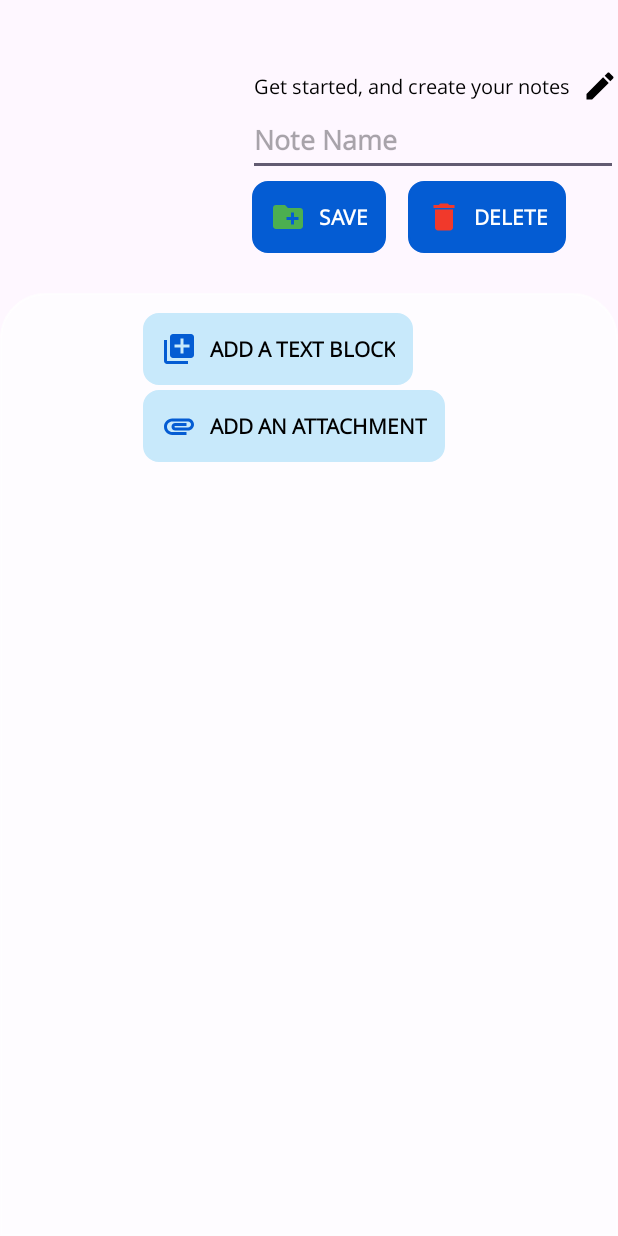
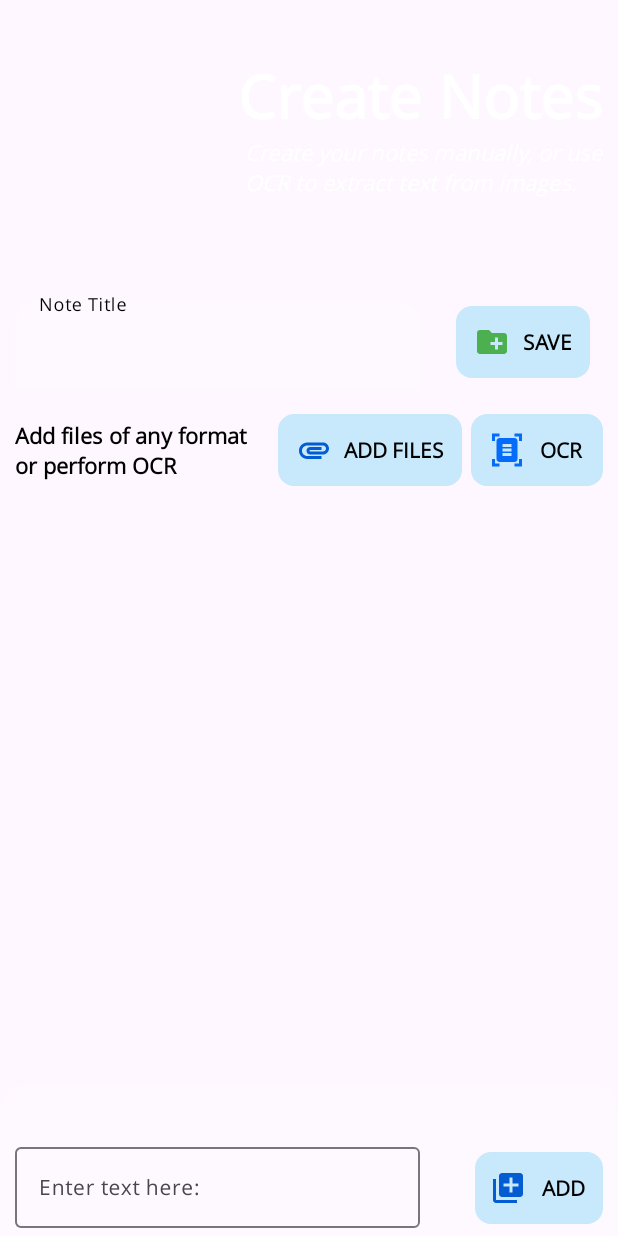
Before and after one commit to Dhruv16S/StudyMate, an Android app: the layout fragment_create_notes.xml on its own in the app's theme, with its tools: preview values and no code run, on a phone screen of 412 x 824 dp. Run offline under Robolectric (Android 15) with nearby library versions, the light colour scheme and no system bars.

Commit message:
Change UI V3.0

```diff
--- a/app/src/main/java/com/example/studymate/HomePage.kt
+++ b/app/src/main/java/com/example/studymate/HomePage.kt
@@ -5,6 +5,7 @@ import android.os.Bundle
 import android.widget.FrameLayout
 import android.widget.TextView
 import androidx.appcompat.app.AppCompatActivity
+import androidx.core.content.ContextCompat
 import androidx.fragment.app.FragmentManager
 import androidx.fragment.app.FragmentTransaction
 import com.ramotion.circlemenu.CircleMenuView
@@ -18,6 +19,8 @@ class HomePage : AppCompatActivity() {
     override fun onCreate(savedInstanceState: Bundle?) {
         super.onCreate(savedInstanceState)
         setContentView(R.layout.activity_home_page)
+
+        window.statusBarColor = ContextCompat.getColor(this, R.color.mid_blue)
 
         frame = findViewById(R.id.frame)
         menu = findViewById(R.id.circle_menu)
--- a/app/src/main/java/com/example/studymate/MainActivity.kt
+++ b/app/src/main/java/com/example/studymate/MainActivity.kt
@@ -15,6 +15,7 @@ import android.widget.EditText
 import android.widget.TextView
 import android.widget.Toast
 import androidx.appcompat.app.AppCompatActivity
+import androidx.core.content.ContextCompat
 import io.appwrite.Client
 import io.appwrite.services.Account
 import kotlinx.coroutines.Dispatchers
@@ -35,6 +36,8 @@ class MainActivity : AppCompatActivity() {
     var remember : Boolean = false
     override fun onCreate(savedInstanceState: Bundle?) {
         super.onCreate(savedInstanceState)
+
+        window.statusBarColor = ContextCompat.getColor(this, R.color.mid_blue)
         setContentView(R.layout.activity_main)
         textTagline = findViewById(R.id.textTagline)
         signUp = findViewById(R.id.signUpHere)
--- /dev/null
+++ b/app/src/main/res/drawable/ocr.xml
@@ -0,0 +1,5 @@
+<vector android:height="24dp" android:tint="@color/dark_blue"
+    android:viewportHeight="24" android:viewportWidth="24"
+    android:width="24dp" xmlns:android="http://schemas.android.com/apk/res/android">
+    <path android:fillColor="@color/dark_blue" android:pathData="M7,3H4v3H2V1h5V3zM22,6V1h-5v2h3v3H22zM7,21H4v-3H2v5h5V21zM20,18v3h-3v2h5v-5H20zM19,18c0,1.1 -0.9,2 -2,2H7c-1.1,0 -2,-0.9 -2,-2V6c0,-1.1 0.9,-2 2,-2h10c1.1,0 2,0.9 2,2V18zM15,8H9v2h6V8zM15,11H9v2h6V11zM15,14H9v2h6V14z"/>
+</vector>
--- a/app/src/main/res/drawable/rounded_layout.xml
+++ b/app/src/main/res/drawable/rounded_layout.xml
@@ -2,10 +2,10 @@
 <shape xmlns:android="http://schemas.android.com/apk/res/android"
     android:padding="16dp"
     android:shape="rectangle"
-    android:tint="#B3FFFFFF">
+    android:tint="#1AFFFFFF">
     <stroke
         android:width="1dp"
         android:color="@color/dark_blue" />
-    <corners android:topLeftRadius="30dp"
-        android:topRightRadius="30dp"/>
+    <corners android:topLeftRadius="15dp"
+        android:topRightRadius="15dp"/>
 </shape>
--- a/app/src/main/res/layout/activity_main.xml
+++ b/app/src/main/res/layout/activity_main.xml
@@ -89,7 +89,7 @@
         app:layout_constraintHorizontal_bias="0.221"
         app:layout_constraintStart_toStartOf="parent" />
 
-    <Button
+    <androidx.appcompat.widget.AppCompatButton
         android:id="@+id/login"
         android:layout_width="wrap_content"
         android:layout_height="wrap_content"
@@ -103,6 +103,7 @@
         app:layout_constraintBottom_toBottomOf="parent"
         app:layout_constraintEnd_toEndOf="parent"
         app:layout_constraintHorizontal_bias="0.173"
+        android:backgroundTint="@color/mid_blue"
         app:layout_constraintStart_toStartOf="parent"
         app:layout_constraintTop_toBottomOf="@+id/textInputLayoutPassword" />
 
@@ -120,6 +121,5 @@
         app:layout_constraintStart_toEndOf="@+id/login"
         app:layout_constraintTop_toBottomOf="@+id/textInputLayoutPassword"
         android:textColor="@color/black" />
-    <!-- Login Button -->
 
 </androidx.constraintlayout.widget.ConstraintLayout>
--- a/app/src/main/res/layout/activity_sign_up.xml
+++ b/app/src/main/res/layout/activity_sign_up.xml
@@ -96,7 +96,7 @@
         app:srcCompat="@drawable/studymate_logos_white"/>
 
 
-    <Button
+    <androidx.appcompat.widget.AppCompatButton
         android:id="@+id/signUp"
         android:layout_width="wrap_content"
         android:layout_height="wrap_content"
@@ -107,6 +107,7 @@
         android:text="SignUp"
         android:textColor="@color/white"
         android:textStyle="bold"
+        android:backgroundTint="@color/mid_blue"
         app:layout_constraintBottom_toBottomOf="parent"
         app:layout_constraintEnd_toEndOf="parent"
         app:layout_constraintHorizontal_bias="0.173"
--- a/app/src/main/res/layout/fragment_create_notes.xml
+++ b/app/src/main/res/layout/fragment_create_notes.xml
@@ -11,95 +11,101 @@
         android:layout_width="match_parent"
         android:layout_height="match_parent">
 
-        <ImageView
-            android:id="@+id/editImg"
-            android:layout_width="24dp"
-            android:layout_height="24dp"
-            android:layout_marginTop="45dp"
-            android:src="@drawable/baseline_edit"
+        <TextView
+            android:id="@+id/createNotes"
+            android:layout_width="wrap_content"
+            android:layout_height="wrap_content"
+            android:layout_marginTop="36dp"
+            android:layout_marginEnd="10dp"
+            android:fontFamily="@font/open_sans"
+            android:text="Create Notes"
+            android:textColor="@color/white"
+            android:textSize="40sp"
+            android:textStyle="bold"
             app:layout_constraintEnd_toEndOf="parent"
             app:layout_constraintTop_toTopOf="parent" />
-
-        <EditText
-            android:id="@+id/noteName"
-            android:layout_width="wrap_content"
-            android:layout_height="wrap_content"
-            android:ems="10"
-            android:fontFamily="@font/open_sans"
-            android:hint="Note Name"
-            android:inputType="text"
-            android:minHeight="48dp"
-            android:textAllCaps="true"
-            android:textColor="@color/black"
-            android:textSize="18sp"
-            android:textStyle="bold"
-            app:layout_constraintEnd_toEndOf="parent"
-            app:layout_constraintTop_toBottomOf="@+id/editImg" />
-
 
         <TextView
             android:layout_width="wrap_content"
             android:layout_height="wrap_content"
-            android:layout_marginTop="48dp"
-            android:layout_marginEnd="8dp"
+            android:layout_marginEnd="10dp"
             android:fontFamily="@font/open_sans"
-            android:text="Get started, and create your notes"
-            android:textColor="@color/black"
-            android:textSize="13sp"
-            app:layout_constraintEnd_toStartOf="@+id/editImg"
-            app:layout_constraintTop_toTopOf="parent" />
-
-        <androidx.appcompat.widget.AppCompatButton
-            android:id="@+id/saveNotes"
-            android:layout_width="wrap_content"
-            android:layout_height="wrap_content"
-            android:layout_marginStart="168dp"
-            android:layout_marginTop="3dp"
-            android:background="@drawable/button_template"
-            android:backgroundTint="@color/dark_blue_d1"
-            android:drawableLeft="@drawable/save_note"
-            android:drawablePadding="8dp"
-            android:fontFamily="@font/open_sans"
-            android:padding="12dp"
-            android:text="SAVE"
+            android:text="Create your notes manually, or use\nOCR to extract text from images."
             android:textColor="@color/white"
-            android:textStyle="bold"
-            app:layout_constraintStart_toStartOf="parent"
-            app:layout_constraintTop_toBottomOf="@+id/noteName" />
-
-        <androidx.appcompat.widget.AppCompatButton
-            android:id="@+id/deleteNote"
-            android:layout_width="wrap_content"
-            android:layout_height="wrap_content"
-            android:layout_marginStart="104dp"
-            android:layout_marginTop="3dp"
-            android:background="@drawable/button_template"
-            android:backgroundTint="@color/dark_blue_d1"
-            android:drawableLeft="@drawable/delete_note"
-            android:drawablePadding="8dp"
-            android:fontFamily="@font/open_sans"
-            android:padding="12dp"
-            android:text="DELETE"
-            android:textColor="@color/white"
-            android:textStyle="bold"
-            app:layout_constraintStart_toStartOf="@+id/saveNotes"
-            app:layout_constraintTop_toBottomOf="@+id/noteName" />
+            android:textSize="14.5sp"
+            android:textStyle="italic"
+            app:layout_constraintEnd_toEndOf="parent"
+            app:layout_constraintTop_toBottomOf="@+id/createNotes" />
 
         <androidx.constraintlayout.widget.ConstraintLayout
             android:layout_width="match_parent"
             android:layout_height="match_parent"
             android:layout_marginTop="195dp"
-            android:background="@drawable/rounded_layout"
+            android:layout_marginBottom="85dp"
+            android:visibility="visible"
+            app:layout_constraintBottom_toTopOf="@id/containsInputNoteFields"
             app:layout_constraintStart_toStartOf="parent"
             app:layout_constraintTop_toTopOf="parent">
+
+            <androidx.constraintlayout.widget.ConstraintLayout
+                android:id="@+id/noteNameLayout"
+                android:layout_width="match_parent"
+                android:layout_height="wrap_content"
+                app:layout_constraintStart_toStartOf="parent"
+                app:layout_constraintTop_toTopOf="parent"
+                android:paddingBottom="10dp">
+
+
+                <com.google.android.material.textfield.TextInputLayout
+                    android:id="@+id/textInputLayoutNoteName"
+                    android:layout_width="280dp"
+                    android:layout_height="wrap_content"
+                    android:layout_marginStart="10dp"
+                    app:layout_constraintBottom_toBottomOf="parent"
+                    app:layout_constraintStart_toStartOf="parent">
+
+                    <com.google.android.material.textfield.TextInputEditText
+                        android:id="@+id/noteName"
+                        android:layout_width="270dp"
+                        android:layout_height="wrap_content"
+                        android:fontFamily="@font/open_sans"
+                        android:hint="Note Title"
+                        android:inputType="text"
+                        android:textColor="@color/black"
+                        android:textSize="18sp"
+                        android:background="@drawable/rounded_layout"/>
+                </com.google.android.material.textfield.TextInputLayout>
+
+                <androidx.appcompat.widget.AppCompatButton
+                    android:id="@+id/saveNotes"
+                    android:layout_width="wrap_content"
+                    android:layout_height="wrap_content"
+                    android:layout_marginStart="5dp"
+                    android:layout_marginEnd="10dp"
+                    android:background="@drawable/button_template"
+                    android:backgroundTint="@color/light_blue"
+                    android:drawableLeft="@drawable/save_note"
+                    android:drawablePadding="8dp"
+                    android:fontFamily="@font/open_sans"
+                    android:padding="12dp"
+                    android:text="SAVE"
+                    android:textColor="@color/black"
+                    android:textStyle="bold"
+                    app:layout_constraintBottom_toBottomOf="@+id/textInputLayoutNoteName"
+                    app:layout_constraintEnd_toEndOf="parent"
+                    app:layout_constraintStart_toEndOf="@+id/textInputLayoutNoteName"
+                    app:layout_constraintTop_toTopOf="@+id/textInputLayoutNoteName" />
+
+            </androidx.constraintlayout.widget.ConstraintLayout>
 
             <ScrollView
                 android:id="@+id/scrollView"
                 android:layout_width="match_parent"
                 android:layout_height="match_parent"
+                android:layout_marginTop="65dp"
                 android:contentDescription="Scroll View of all notes"
                 app:layout_constraintStart_toStartOf="parent"
-                app:layout_constraintTop_toTopOf="parent">
+                app:layout_constraintTop_toBottomOf="@id/noteNameLayout">
 
                 <LinearLayout
                     android:layout_width="match_parent"
@@ -115,57 +121,131 @@
 
                     </LinearLayout>
 
-                    <androidx.appcompat.widget.LinearLayoutCompat
-                        android:layout_width="wrap_content"
+                    <androidx.constraintlayout.widget.ConstraintLayout
+                        android:layout_width="match_parent"
                         android:layout_height="wrap_content"
-                        android:layout_marginStart="95dp"
-                        android:orientation="vertical">
+                        app:layout_constraintBottom_toTopOf="@id/containsInputNoteFields"
+                        android:layout_marginBottom="10dp">
 
-                        <androidx.appcompat.widget.AppCompatButton
-                            android:id="@+id/addText"
+                        <TextView
+                            android:id="@+id/textView"
                             android:layout_width="wrap_content"
                             android:layout_height="wrap_content"
-                            android:layout_marginTop="3dp"
-                            android:background="@drawable/button_template"
-                            android:backgroundTint="@color/light_blue"
-                            android:drawableLeft="@drawable/baseline_library_add_24"
-                            android:drawablePadding="8dp"
+                            android:layout_marginStart="10dp"
                             android:fontFamily="@font/open_sans"
-                            android:padding="12dp"
-                            android:text="Add a Text Block"
-                            android:textAllCaps="true"
+                            android:text="Add files of any format\nor perform OCR"
                             android:textColor="@color/black"
                             android:textStyle="bold"
-                            app:layout_constraintEnd_toEndOf="parent"
-                            app:layout_constraintHorizontal_bias="0.5"
+                            android:textSize="14.5sp"
+                            app:layout_constraintBottom_toBottomOf="@+id/addFile"
                             app:layout_constraintStart_toStartOf="parent"
-                            app:layout_constraintTop_toTopOf="parent" />
+                            app:layout_constraintTop_toTopOf="@+id/addFile" />
 
                         <androidx.appcompat.widget.AppCompatButton
                             android:id="@+id/addFile"
                             android:layout_width="wrap_content"
                             android:layout_height="wrap_content"
-                            android:layout_marginTop="3dp"
+                            android:layout_marginStart="16dp"
+                            android:layout_marginTop="5dp"
+                            android:layout_marginEnd="100dp"
                             android:background="@drawable/button_template"
                             android:backgroundTint="@color/light_blue"
                             android:drawableLeft="@drawable/attachment"
                             android:drawablePadding="8dp"
                             android:fontFamily="@font/open_sans"
                             android:padding="12dp"
-                            android:text="Add an Attachment"
+                            android:text="Add Files"
                             android:textAllCaps="true"
                             android:textColor="@color/black"
                             android:textStyle="bold"
                             app:layout_constraintEnd_toEndOf="parent"
-                            app:layout_constraintHorizontal_bias="0.5"
-                            app:layout_constraintStart_toStartOf="parent"
+                            app:layout_constraintStart_toEndOf="@+id/textView"
                             app:layout_constraintTop_toTopOf="parent" />
 
-                    </androidx.appcompat.widget.LinearLayoutCompat>
+                        <androidx.appcompat.widget.AppCompatButton
+                            android:id="@+id/addOcr"
+                            android:layout_width="wrap_content"
+                            android:layout_height="wrap_content"
+                            android:layout_marginStart="5dp"
+                            android:layout_marginTop="5dp"
+                            android:layout_marginEnd="10dp"
+                            android:background="@drawable/button_template"
+                            android:backgroundTint="@color/light_blue"
+                            android:drawableLeft="@drawable/ocr"
+                            android:drawablePadding="8dp"
+                            android:fontFamily="@font/open_sans"
+                            android:padding="12dp"
+                            android:text="OCR"
+                            android:textAllCaps="true"
+                            android:textColor="@color/black"
+                            android:textStyle="bold"
+                            app:layout_constraintEnd_toEndOf="parent"
+                            app:layout_constraintStart_toEndOf="@+id/addFile"
+                            app:layout_constraintTop_toTopOf="parent" />
+
+                    </androidx.constraintlayout.widget.ConstraintLayout>
                 </LinearLayout>
             </ScrollView>
 
         </androidx.constraintlayout.widget.ConstraintLayout>
 
+        <androidx.constraintlayout.widget.ConstraintLayout
+            android:id="@+id/containsInputNoteFields"
+            android:layout_width="match_parent"
+            android:layout_height="100dp"
+            android:paddingTop="5dp"
+            app:layout_constraintBottom_toBottomOf="parent"
+            app:layout_constraintEnd_toEndOf="parent"
+            app:layout_constraintStart_toStartOf="parent"
+            android:background="@drawable/rounded_layout"
+            android:elevation="5dp">
+
+            <com.google.android.material.textfield.TextInputLayout
+                android:id="@+id/textInputLayoutNoteContent"
+                android:layout_width="270dp"
+                android:layout_height="wrap_content"
+                android:layout_marginStart="10dp"
+                app:layout_constraintBottom_toBottomOf="parent"
+                app:layout_constraintStart_toStartOf="parent"
+                android:layout_marginBottom="5dp">
+
+                <com.google.android.material.textfield.TextInputEditText
+                    android:id="@+id/noteContent"
+                    android:layout_width="270dp"
+                    android:layout_height="wrap_content"
+                    android:fontFamily="@font/open_sans"
+                    android:textSize="14sp"
+                    android:lines="4"
+                    android:hint="Enter text here: "
+                    android:inputType="text"
+                    android:maxLines="10"
+                    android:minHeight="50dp"
+                    android:scrollbars="vertical"
+                    android:textAllCaps="true"
+                    android:textColor="@color/black"
+                    android:textCursorDrawable="@drawable/black_cursor"/>
+            </com.google.android.material.textfield.TextInputLayout>
+
+            <androidx.appcompat.widget.AppCompatButton
+                android:id="@+id/addText"
+                android:layout_width="85dp"
+                android:layout_height="wrap_content"
+                android:layout_marginEnd="10dp"
+                android:background="@drawable/button_template"
+                android:backgroundTint="@color/light_blue"
+                android:drawableLeft="@drawable/baseline_library_add_24"
+                android:drawablePadding="8dp"
+                android:fontFamily="@font/open_sans"
+                android:padding="10dp"
+                android:text="Add"
+                android:textAllCaps="true"
+                android:textColor="@color/black"
+                android:textStyle="bold"
+                app:layout_constraintBottom_toBottomOf="parent"
+                app:layout_constraintEnd_toEndOf="parent"
+                app:layout_constraintTop_toTopOf="@+id/textInputLayoutNoteContent" />
+
+
+        </androidx.constraintlayout.widget.ConstraintLayout>
     </androidx.constraintlayout.widget.ConstraintLayout>
 </FrameLayout>
--- a/app/src/main/res/values-night/themes.xml
+++ b/app/src/main/res/values-night/themes.xml
@@ -2,6 +2,6 @@
     <!-- Base application theme. -->
     <style name="Base.Theme.StudyMate" parent="Theme.Material3.DayNight.NoActionBar">
         <!-- Customize your dark theme here. -->
-         <item name="colorPrimary">@color/mid_blue</item>
+         <item name="colorPrimary">@color/black</item>
     </style>
 </resources>
--- a/app/src/main/res/values/buttons.xml
+++ b/app/src/main/res/values/buttons.xml
@@ -17,7 +17,7 @@
         <item>@android:color/holo_purple</item>
         <item>@android:color/holo_orange_light</item>
         <item>@android:color/holo_blue_dark</item>
-        <item>@color/mid_blue</item>
-        <item>@color/mid_blue</item>
+        <item>@color/dark_white</item>
+        <item>@color/dark_white</item>
     </array>
 </resources>
--- a/app/src/main/res/values/colors.xml
+++ b/app/src/main/res/values/colors.xml
@@ -7,4 +7,5 @@
     <color name="mid_blue">#2978e5</color>
     <color name="dark_blue">#046bfb</color>
     <color name="dark_blue_d1">#045cd3</color>
+    <color name="dark_white">#E9E9E9</color>
 </resources>
--- a/app/src/main/res/values/themes.xml
+++ b/app/src/main/res/values/themes.xml
@@ -2,7 +2,7 @@
     <!-- Base application theme. -->
     <style name="Base.Theme.StudyMate" parent="Theme.Material3.DayNight.NoActionBar">
         <!-- Customize your light theme here. -->
-         <item name="colorPrimary">@color/mid_blue</item>
+         <item name="colorPrimary">@color/black</item>
     </style>
 
     <style name="Theme.StudyMate" parent="Base.Theme.StudyMate" />
```
Also changed, not shown: app/src/main/java/com/example/studymate/CreateNotesFragment.kt (+75 -48 lines), app/src/main/java/com/example/studymate/SignUp.kt (+12 -8 lines), app/src/main/res/drawable/note_card_template.xml (added, +22 -0 lines).
